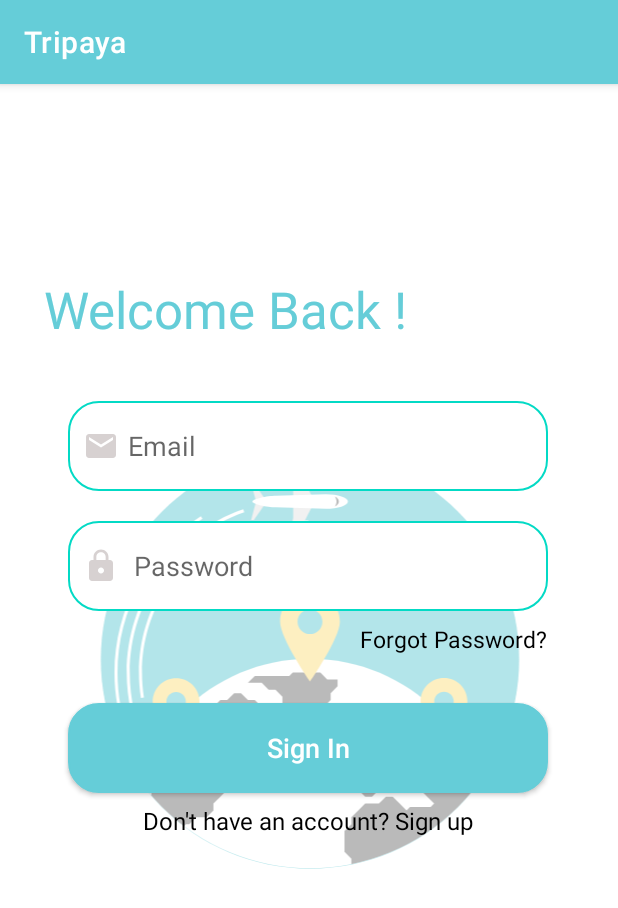
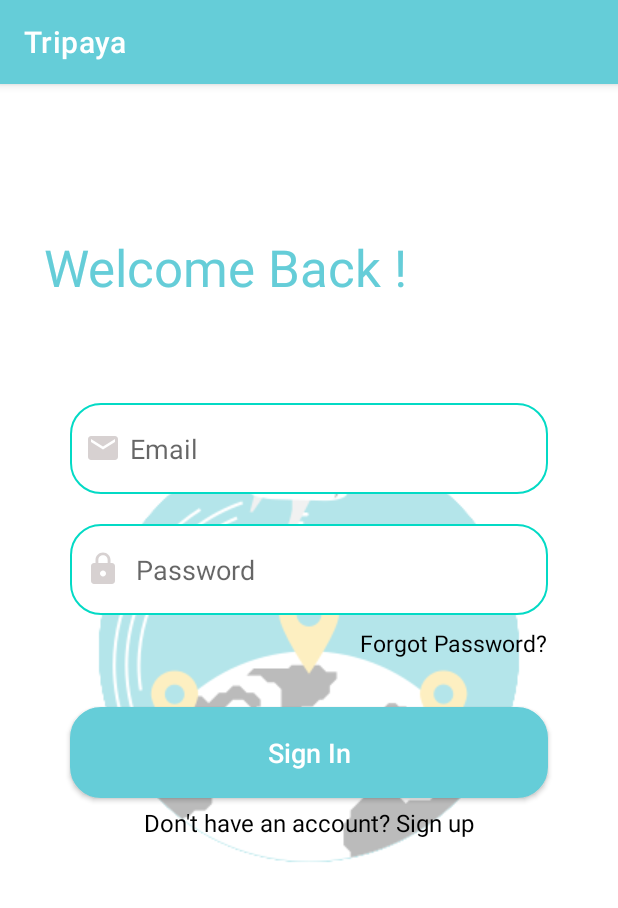
Before and after one commit to ebrahimalagamy/Tripaya, an Android app: the Register screen opened through its navigation route, after a tap on "Already have an account?", on a phone screen of 412 x 824 dp. Shown: the top 908 px of the screen. Run offline under Robolectric (Android 15) with nearby library versions, the phone set to English and light mode, and no system bars; our stand-ins replace Firebase (no records; nobody signed in at launch, a user with empty details on screens opened directly); 1 other tap on this screen came first.

Commit message:
User stay logged, changes in design

```diff
--- a/app/build.gradle
+++ b/app/build.gradle
@@ -38,6 +38,7 @@ dependencies {
     implementation 'com.google.firebase:firebase-analytics'
     implementation 'com.google.firebase:firebase-auth:21.0.1'
     implementation 'com.google.firebase:firebase-database:20.0.3'
+    implementation 'de.hdodenhof:circleimageview:3.1.0'
     testImplementation 'junit:junit:4.+'
     androidTestImplementation 'androidx.test.ext:junit:1.1.3'
     androidTestImplementation 'androidx.test.espresso:espresso-core:3.4.0'
--- a/app/src/main/java/com/example/tripaya/Authentication/Login.java
+++ b/app/src/main/java/com/example/tripaya/Authentication/Login.java
@@ -35,6 +35,7 @@ public class Login extends Fragment {
     FirebaseAuth mAuth;
     FirebaseUser mUser;
     View view;
+
 
 
     @Override
--- a/app/src/main/java/com/example/tripaya/activities/Splash.java
+++ b/app/src/main/java/com/example/tripaya/activities/Splash.java
@@ -7,25 +7,49 @@ import android.os.Bundle;
 import android.os.Handler;
 import android.view.WindowManager;
 
+import com.example.tripaya.Authentication.Login;
 import com.example.tripaya.MainActivity;
 import com.example.tripaya.R;
 import com.example.tripaya.viewmodel.LoginActivity;
+import com.google.firebase.auth.FirebaseAuth;
+import com.google.firebase.auth.FirebaseUser;
 
 public class Splash extends AppCompatActivity {
+    FirebaseAuth mAuth;
+    FirebaseUser mUser;
 
     @Override
     protected void onCreate(Bundle savedInstanceState) {
         super.onCreate(savedInstanceState);
         setContentView(R.layout.activity_splash);
+        mAuth = FirebaseAuth.getInstance();
         getSupportActionBar().hide();
-        getWindow().setFlags(WindowManager.LayoutParams.FLAG_FULLSCREEN,WindowManager.LayoutParams.FLAG_FULLSCREEN);
-        new Handler().postDelayed(new Runnable(){
-          @Override
-            public void run(){
-              Intent intent=new Intent(Splash.this, LoginActivity.class);
-              startActivity(intent);
-              finish();
-          }
-        },1000);
+        getWindow().setFlags(WindowManager.LayoutParams.FLAG_FULLSCREEN, WindowManager.LayoutParams.FLAG_FULLSCREEN);
+        int secondsDelayed = 1;
+        new Handler().postDelayed(new Runnable() {
+            public void run() {
+                mUser = FirebaseAuth.getInstance().getCurrentUser();
+                if (mUser != null) {
+                    startHome();
+                } else {
+                    startLogin();
+                }
+
+            }
+        }, secondsDelayed * 1000);
+    }
+
+
+
+    public void startLogin(){
+        Intent intent = new Intent(Splash.this, LoginActivity.class);
+        startActivity(intent);
+        finish();
+    }
+
+    public void startHome(){
+            Intent intent = new Intent(Splash.this, MainActivity.class);
+            startActivity(intent);
+            finish();
     }
 }
--- a/app/src/main/res/drawable/ic_logo.xml
+++ b/app/src/main/res/drawable/ic_logo.xml
@@ -1,5 +1,5 @@
 <vector android:alpha="0.40" android:height="1000dp"
-    android:viewportHeight="512" android:viewportWidth="512"
+    android:viewportHeight="400" android:viewportWidth="400"
     android:width="1000dp" xmlns:android="http://schemas.android.com/apk/res/android">
     <path android:fillColor="#43BECA" android:pathData="M396,256c0,77.318 -62.686,140 -140,140c-77.324,0 -140,-62.682 -140,-140c0,-77.324 62.676,-140 140,-140C333.314,116 396,178.676 396,256z"/>
     <group>
--- a/app/src/main/res/layout/fragment_login.xml
+++ b/app/src/main/res/layout/fragment_login.xml
@@ -8,6 +8,28 @@
     android:background="#FFFFFF"
     tools:context=".Authentication.Login">
 
+    <LinearLayout
+        android:layout_width="match_parent"
+        android:layout_height="match_parent"
+        app:layout_constraintBottom_toBottomOf="parent"
+        app:layout_constraintEnd_toEndOf="parent"
+        app:layout_constraintStart_toStartOf="parent"
+        app:layout_constraintTop_toTopOf="parent" >
+
+        <ImageView
+            android:id="@+id/imgId"
+            android:layout_width="match_parent"
+            android:layout_height="match_parent"
+            android:src="@drawable/logo_x"
+            android:layout_gravity="center_vertical"
+            android:scaleType="center"
+            android:layout_marginBottom="5dp"
+            />
+
+
+
+        </LinearLayout>
+
 
 
 
@@ -16,45 +38,38 @@
         android:layout_width="wrap_content"
         android:layout_height="wrap_content"
         android:layout_marginStart="28dp"
-        android:layout_marginTop="108dp"
+        android:layout_marginTop="80dp"
         android:text="@string/welcom_msg"
         android:textColor="@color/blue"
         android:textSize="34sp"
         app:layout_constraintStart_toStartOf="parent"
         app:layout_constraintTop_toTopOf="parent" />
 
-    <ImageView
-        android:id="@+id/imgId"
-        android:layout_width="600dp"
-        android:layout_height="510dp"
-        android:src="@drawable/ic_logo"
-        app:layout_constraintBottom_toBottomOf="parent"
-        app:layout_constraintEnd_toEndOf="parent"
-        app:layout_constraintHorizontal_bias="0.502"
-        app:layout_constraintStart_toStartOf="parent"
-        app:layout_constraintTop_toTopOf="parent"
-        app:layout_constraintVertical_bias="0.497" />
-
 
     <EditText
         android:id="@+id/emailResetId"
-        android:layout_width="320dp"
-        android:layout_height="60dp"
-        android:layout_marginTop="192dp"
+        android:layout_width="0dp"
+        android:layout_height="wrap_content"
+        android:layout_marginStart="45dp"
+        android:layout_marginTop="68dp"
+        android:layout_marginEnd="45dp"
         android:background="@drawable/edit_round"
         android:drawableLeft="@drawable/ic_baseline_email_24"
         android:drawablePadding="6dp"
         android:hint="@string/user_email"
         android:paddingLeft="10dp"
+        android:paddingTop="18dp"
+        android:paddingBottom="18dp"
+        android:textSize="18sp"
         app:layout_constraintEnd_toEndOf="parent"
         app:layout_constraintHorizontal_bias="0.494"
         app:layout_constraintStart_toStartOf="parent"
-        app:layout_constraintTop_toTopOf="parent" />
+        app:layout_constraintTop_toBottomOf="@+id/welcomeId" />
 
     <EditText
         android:id="@+id/passwordId"
-        android:layout_width="320dp"
-        android:layout_height="60dp"
+        android:layout_width="0dp"
+        android:layout_height="wrap_content"
         android:layout_marginTop="20dp"
         android:background="@drawable/edit_round"
         android:drawableLeft="@drawable/ic_baseline_lock_24"
@@ -63,6 +78,8 @@
         android:hint="@string/user_pass"
         android:inputType="none|textPassword"
         android:paddingLeft="10dp"
+        android:paddingTop="18dp"
+        android:paddingBottom="18dp"
         app:layout_constraintEnd_toEndOf="@+id/emailResetId"
         app:layout_constraintHorizontal_bias="0.0"
         app:layout_constraintStart_toStartOf="@+id/emailResetId"
@@ -70,17 +87,18 @@
 
     <androidx.appcompat.widget.AppCompatButton
         android:id="@+id/resetPwId"
-        android:layout_width="320dp"
-        android:layout_height="60dp"
+        android:layout_width="0dp"
+        android:layout_height="wrap_content"
         android:layout_marginTop="32dp"
         android:background="@drawable/button_round"
+        android:paddingTop="18dp"
+        android:paddingBottom="18dp"
         android:text="@string/main_log"
         android:textAllCaps="false"
         android:textColor="@color/white"
         android:textSize="18sp"
-        app:layout_constraintEnd_toEndOf="parent"
-        app:layout_constraintHorizontal_bias="0.495"
-        app:layout_constraintStart_toStartOf="parent"
+        app:layout_constraintEnd_toEndOf="@+id/passwordId"
+        app:layout_constraintStart_toStartOf="@+id/passwordId"
         app:layout_constraintTop_toBottomOf="@+id/forgotPassId" />
 
     <TextView
```
Also changed, not shown: app/src/main/java/com/example/tripaya/viewmodel/LoginActivity.java (+9 -0 lines), app/src/main/res/drawable/logo_x.png (added).
